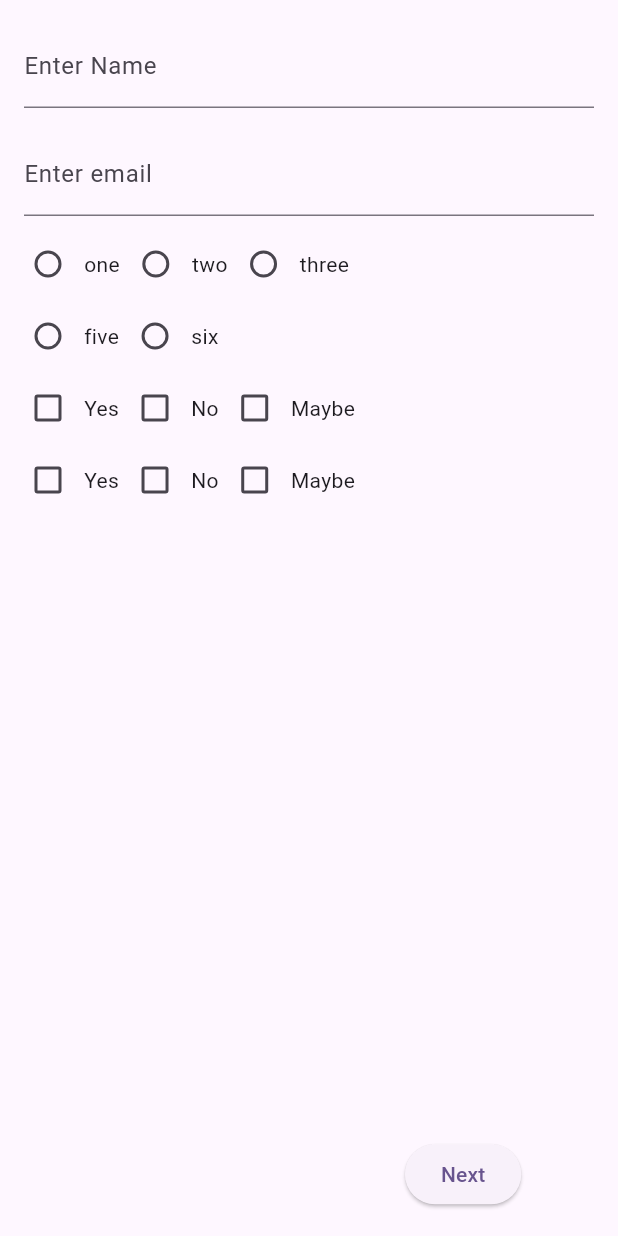
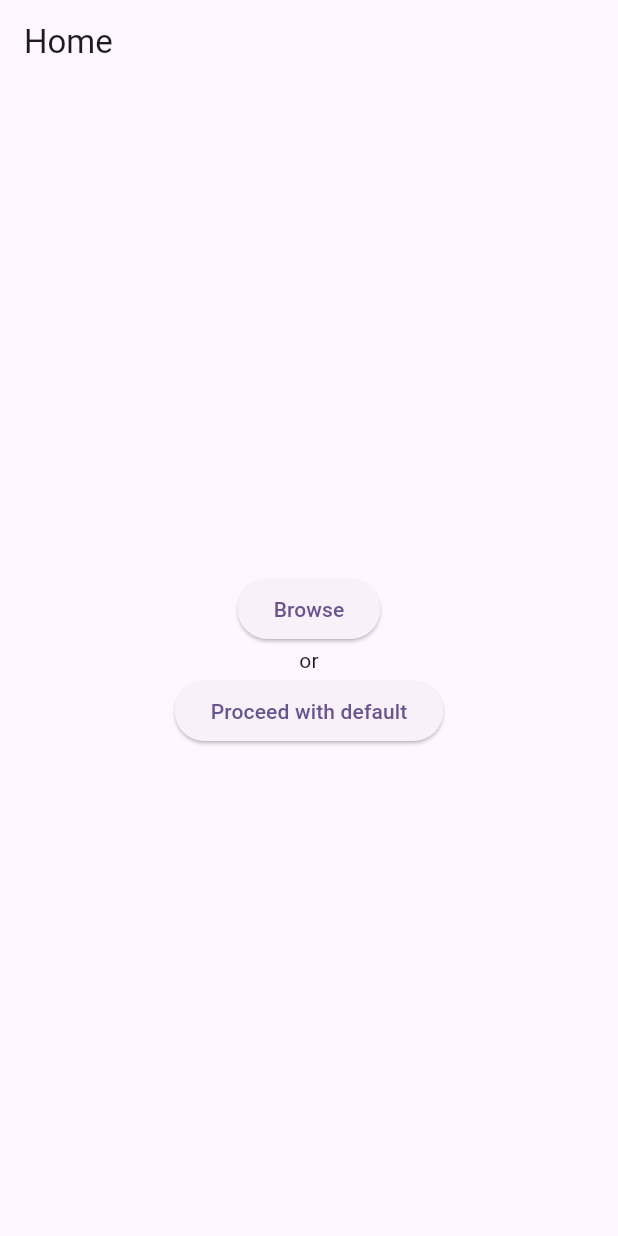
Before and after one commit to anjaliAzure/dynamic_form, a Flutter app: the screen it shows after launch, on a phone screen of 412 x 824 dp. Run offline on Flutter 3.47's test engine with Material 2 defaults, Android fonts, the phone set to English and light mode, and no system bars; our stand-ins replace file_picker, fluttertoast, get, image_picker.

Commit message:
Added option to pick file from mobile

```diff
--- a/lib/app_screens/home.dart
+++ b/lib/app_screens/home.dart
@@ -5,7 +5,10 @@ import 'package:flutter/services.dart' show rootBundle;
 import 'package:get/get.dart';
 import 'package:test2/app_constants/constants.dart';
 import 'package:test2/get_controllers/page_controller.dart';
+import 'package:test2/get_controllers/selected_file_controller.dart';
+import 'package:test2/get_controllers/ui_model_controller.dart';
 import 'package:test2/models/ui_model.dart';
+import 'package:test2/utilities/common_widgets.dart';
 import 'package:test2/utilities/utility_widgets.dart';
 
 class UserForm extends StatefulWidget {
@@ -16,24 +19,26 @@ class UserForm extends StatefulWidget {
 }
 
 class _UserFormState extends State<UserForm> {
+
   String? responseTxt;
-  late UiModel uiModel;
+
   final _formKey = GlobalKey<FormState>();
 
   CurrentPageController pageController = Get.find<CurrentPageController>();
+  SelectedFileController selectedFileController = Get.find<SelectedFileController>();
+  UIModelController uiModelController = Get.find<UIModelController>();
 
   Widget buildPages() {
-    return responseTxt != null
-        ? Obx(() => ListView.builder(
+    return  Obx(() => ListView.builder(
             shrinkWrap: true,
             physics: const NeverScrollableScrollPhysics(),
-            itemCount: uiModel.fields!.first.page!
+            itemCount: uiModelController.uiModel.value?.fields!.first.page!
                 .elementAt(pageController.currentPage.value)
                 .lists!
                 .length,
             itemBuilder: (context, i) {
               /// i represents index of the list
-              switch (uiModel.fields!.first.page!
+              switch (uiModelController.uiModel.value?.fields!.first.page!
                   .elementAt(pageController.currentPage.value)
                   .lists!
                   .elementAt(i)
@@ -42,47 +47,48 @@ class _UserFormState extends State<UserForm> {
                   return UtilityWidgets().buildShortText(
                       pageController.currentPage.value,
                       i,
-                      responseTxt!,
-                      uiModel);
+                      selectedFileController.selectedJson.value!,
+                      uiModelController.uiModel.value!);
                 case Constants.radio:
                   return UtilityWidgets().buildRadio(
                       pageController.currentPage.value,
                       i,
-                      responseTxt!,
-                      uiModel);
+                      selectedFileController.selectedJson.value!,
+                      uiModelController.uiModel.value!);
                 case Constants.checkBox:
                   return UtilityWidgets().buildCheckBox(
                       pageController.currentPage.value,
                       i,
-                      responseTxt!,
-                      uiModel);
+                      selectedFileController.selectedJson.value!,
+                      uiModelController.uiModel.value!);
                 case Constants.dropDown:
                   return UtilityWidgets().buildDropDown(
                       pageController.currentPage.value,
                       i,
-                      responseTxt!,
-                      uiModel);
+                      selectedFileController.selectedJson.value!,
+                      uiModelController.uiModel.value!);
                 case Constants.image:
                   return UtilityWidgets().buildImage(
                       pageController.currentPage.value,
                       i,
-                      responseTxt!,
-                      uiModel);
+                      selectedFileController.selectedJson.value!,
+                      uiModelController.uiModel.value!);
                 default:
                   return Container();
               }
-            }))
-        : const CircularProgressIndicator(
-            color: Colors.deepPurple,
-          );
+            }));
   }
 
   loadJson() async {
-    responseTxt = await rootBundle.loadString("assets/form.txt");
-    uiModel = UiModel.fromJson(jsonDecode(responseTxt!));
-    UtilityWidgets().initFields(uiModel);
-    pageController.setTotalPage(uiModel.fields!.elementAt(0).page!.length);
-    setState(() {});
+    try
+     {
+       UtilityWidgets().initFields(uiModelController.uiModel.value!);
+       pageController.setTotalPage(uiModelController.uiModel.value!.fields!.elementAt(0).page!.length);
+     }
+     catch(e)
+     {
+       CommonWidgets.showToast("Error ${e.toString()}");
+     }
   }
 
   // submit() {
@@ -222,9 +228,7 @@ class _UserFormState extends State<UserForm> {
   @override
   Widget build(BuildContext context) {
     return Scaffold(
-        body: responseTxt == null
-            ? Container()
-            : Column(
+        body: Column(
           children: [
             Expanded(
               flex: 9,
@@ -239,11 +243,10 @@ class _UserFormState extends State<UserForm> {
                           buildPages(),
 
                           pageController.currentPage.value ==
-                                        uiModel.fields!
+                              uiModelController.uiModel.value!.fields!
                                   .elementAt(0)
                                   .page!
-                                                .length -
-                                            1
+                                  .length - 1
                               ? ElevatedButton(
                               onPressed: () {
                                 //submit();
--- /dev/null
+++ b/lib/app_screens/pick_file.dart
@@ -0,0 +1,94 @@
+import 'dart:convert';
+import 'dart:developer';
+import 'dart:io';
+
+import 'package:file_picker/file_picker.dart';
+import 'package:flutter/material.dart';
+import 'package:flutter/services.dart';
+import 'package:get/get.dart';
+import 'package:test2/app_screens/home.dart';
+import 'package:test2/get_controllers/selected_file_controller.dart';
+import 'package:test2/get_controllers/ui_model_controller.dart';
+import 'package:test2/main.dart';
+import 'package:test2/utilities/common_widgets.dart';
+
+class PickFile extends StatefulWidget {
+  const PickFile({Key? key}) : super(key: key);
+
+  @override
+  State<PickFile> createState() => _PickFileState();
+}
+
+class _PickFileState extends State<PickFile> {
+
+  SelectedFileController selectedFileController = Get.find<SelectedFileController>();
+  UIModelController uiModelController = Get.find<UIModelController>();
+
+  pickFile({isDefault = false})
+  async {
+    if(!isDefault)
+      {
+        try
+        {
+          FilePickerResult? filePickerResult = await FilePicker.platform.pickFiles(allowMultiple: false);
+
+          if(filePickerResult != null)
+          {
+            File file = File(filePickerResult.paths.first!);
+            String f = file.readAsStringSync();
+            selectedFileController.setJson(f);
+            Map<String , dynamic> map = jsonDecode(selectedFileController.selectedJson.value);
+            uiModelController.setUiModel(map);
+            Navigator.pushReplacement(context, MaterialPageRoute(builder: (context) => const UserForm()));
+          }
+          else
+          {
+            CommonWidgets.showToast("Please pick a file !");
+          }
+        }
+        catch(e)
+        {
+          CommonWidgets.showToast("Error ! ${e.toString()}");
+        }
+      }
+    else
+      {
+        try
+        {
+          String x = await rootBundle.loadString("assets/form.txt");
+          selectedFileController.setJson(x);
+          Map<String , dynamic> map = jsonDecode(selectedFileController.selectedJson.value);
+          uiModelController.setUiModel(map);
+          Navigator.push(context, MaterialPageRoute(builder: (context) => const UserForm()));
+        }
+        catch(e)
+        {
+          log(e.toString());
+          CommonWidgets.showToast("Error !");
+        }
+      }
+  }
+
+  @override
+  Widget build(BuildContext context) {
+    return Scaffold(
+      appBar: AppBar(title: Text("Home"),),
+      body: SizedBox.expand(
+        child: Column(
+          mainAxisSize: MainAxisSize.max,
+          mainAxisAlignment: MainAxisAlignment.center,
+          crossAxisAlignment: CrossAxisAlignment.center,
+          children: [
+            ElevatedButton(onPressed: (){
+              pickFile();
+             }, child: Text("Browse")),
+            Text("or"),
+            ElevatedButton(onPressed: (){
+              pickFile(isDefault:  true);
+             }, child: Text("Proceed with default")),
+          ],
+        ),
+      ),
+    );
+  }
+}
--- /dev/null
+++ b/lib/get_controllers/selected_file_controller.dart
@@ -0,0 +1,10 @@
+import 'package:get/get.dart';
+
+class SelectedFileController extends GetxController{
+  RxString selectedJson = "".obs;
+
+  setJson(String s)
+  {
+    selectedJson.value = s;
+  }
+}
--- /dev/null
+++ b/lib/get_controllers/ui_model_controller.dart
@@ -0,0 +1,14 @@
+import 'dart:convert';
+
+import 'package:get/get.dart';
+import 'package:test2/models/ui_model.dart';
+
+class UIModelController extends GetxController
+{
+  Rx<UiModel?> uiModel =  Rxn<UiModel>();
+
+  setUiModel(Map<String,dynamic> jsonTxt)
+  {
+    uiModel.value = UiModel.fromJson(jsonTxt);
+  }
+}
--- a/lib/main.dart
+++ b/lib/main.dart
@@ -1,6 +1,7 @@
 import 'package:flutter/material.dart';
 import 'package:get/get_navigation/src/root/get_material_app.dart';
 import 'package:test2/app_screens/home.dart';
+import 'package:test2/app_screens/pick_file.dart';
 import 'utilities/get_binding.dart';
 
 void main() {
@@ -42,6 +43,6 @@ class _MyHomePageState extends State<MyHomePage> {
 
   @override
   Widget build(BuildContext context) {
-    return UserForm();
+    return PickFile();
   }
 }
--- a/lib/utilities/get_binding.dart
+++ b/lib/utilities/get_binding.dart
@@ -4,7 +4,9 @@ import 'package:test2/get_controllers/dropdown_controller.dart';
 import 'package:test2/get_controllers/image_controller.dart';
 import 'package:test2/get_controllers/page_controller.dart';
 import 'package:test2/get_controllers/radio_controller.dart';
+import 'package:test2/get_controllers/selected_file_controller.dart';
 import 'package:test2/get_controllers/text_controller.dart';
+import 'package:test2/get_controllers/ui_model_controller.dart';
 
 class AppBinding extends Bindings
 {
@@ -17,5 +19,7 @@ class AppBinding extends Bindings
     Get.lazyPut(() => ImageController());
     Get.lazyPut(() => TextController());
     Get.lazyPut(() => CurrentPageController());
+    Get.lazyPut(() => SelectedFileController());
+    Get.lazyPut(() => UIModelController());
   }
 }
--- a/pubspec.yaml
+++ b/pubspec.yaml
@@ -36,9 +36,11 @@ dependencies:
   # The following adds the Cupertino Icons font to your application.
   # Use with the CupertinoIcons class for iOS style icons.
   cupertino_icons: ^1.0.2
+  file_picker: ^5.3.2
   fluttertoast: ^8.2.2
   get: ^4.6.5
   image_picker: ^0.8.7+5
+
 
 dev_dependencies:
   flutter_test:
```
Lines whose indentation alone changed are shown as unchanged.
